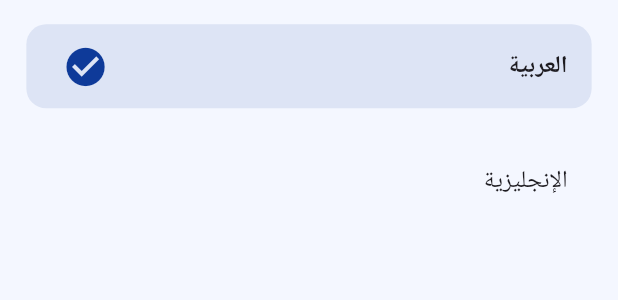
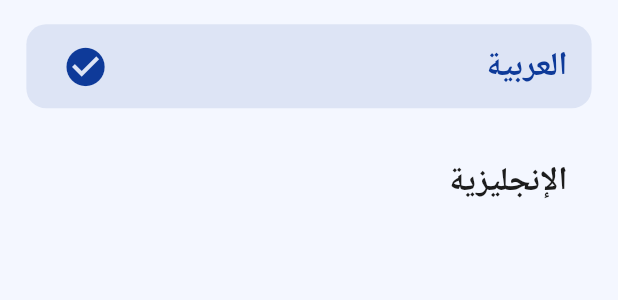
Before and after one commit to nouramer725/Evently-Appplication, a Flutter app: the BottonSheetComponent widget shown alone on an empty page, opened directly, after a tap on "Arabic", on a phone screen of 412 x 824 dp. Shown: the top 300 px of the screen. Run offline on Flutter 3.47's test engine with Material 3 defaults, Android fonts, the phone set to English and light mode, and no system bars; our stand-ins replace google_fonts.

Commit message:
bottomSheetComponent theme

```diff
--- a/lib/home/tabs/profile/botton_sheet_component.dart
+++ b/lib/home/tabs/profile/botton_sheet_component.dart
@@ -47,21 +47,25 @@ class BottonSheetComponent extends StatelessWidget {
 
   Widget getSelectedRow(String text, BuildContext context) {
     return ListTile(
-      shape: RoundedRectangleBorder(
-        borderRadius: BorderRadius.circular(w(12)),
-      ),
-      tileColor: Theme.of(context).brightness == Brightness.light
-          ? AppColors.mainColorLight.withOpacity(0.1)
+      shape: RoundedRectangleBorder(borderRadius: BorderRadius.circular(w(12))),
+      tileColor:
+          Theme.of(context).appBarTheme.backgroundColor ==
+              AppColors.backgroundColorLight
+          ? AppColors.mainColorLight.withValues(alpha: 0.1)
           : AppColors.mainColorDark.withOpacity(0.2),
       title: Text(
         text,
-        style: Theme.of(context).textTheme.titleMedium!.copyWith(
-          fontWeight: FontWeight.bold,
-        ),
+        style:
+            Theme.of(context).appBarTheme.backgroundColor ==
+                AppColors.backgroundColorLight
+            ? AppText.text18Medium
+            : AppText.text20BoldDark,
       ),
       trailing: Icon(
         Icons.check_circle,
-        color: Theme.of(context).brightness == Brightness.light
+        color:
+            Theme.of(context).appBarTheme.backgroundColor ==
+                AppColors.backgroundColorLight
             ? AppColors.mainColorLight
             : AppColors.mainColorDark,
         size: w(28),
@@ -71,11 +75,15 @@ class BottonSheetComponent extends StatelessWidget {
 
   Widget getUnSelectedRow(String text, BuildContext context) {
     return ListTile(
-      shape: RoundedRectangleBorder(
-        borderRadius: BorderRadius.circular(w(12)),
+      shape: RoundedRectangleBorder(borderRadius: BorderRadius.circular(w(12))),
+      title: Text(
+        text,
+        style:
+            Theme.of(context).appBarTheme.backgroundColor ==
+                AppColors.backgroundColorLight
+            ? AppText.text20SemiBold
+            : AppText.text20SemiBoldDark,
       ),
-      title: Text(text, style: Theme.of(context).textTheme.titleMedium),
     );
-
+  }
 }
-}
--- a/lib/startScreen/start_screen.dart
+++ b/lib/startScreen/start_screen.dart
@@ -63,13 +63,15 @@ class StartScreen extends StatelessWidget {
               Row(
                 mainAxisAlignment: MainAxisAlignment.spaceBetween,
                 children: [
-                  Text(
+                  Expanded(
+                    child: Text(
                       AppLocalizations.of(context)!.language,
                       style:
                           Theme.of(context).appBarTheme.backgroundColor ==
                               AppColors.backgroundColorLight
                           ? AppText.text18Medium
                           : AppText.text18MediumDark,
+                    ),
                   ),
                   Row(
                     spacing: w(8),
@@ -158,6 +160,7 @@ class StartScreen extends StatelessWidget {
                     vertical: h(9),
                     horizontal: w(16),
                   ),
+                  margin: EdgeInsets.symmetric(vertical: h(9)),
                   decoration: BoxDecoration(
                     borderRadius: BorderRadius.circular(16),
                     color:
--- a/lib/utils/app_text.dart
+++ b/lib/utils/app_text.dart
@@ -15,6 +15,14 @@ class AppText {
     fontSize: sp(20),
     fontWeight: FontWeight.w700,
   );
+
+  static TextStyle get text20BoldDark => GoogleFonts.poppins(
+    color: AppColors.mainColorDark,
+    fontSize: sp(20),
+    fontWeight: FontWeight.bold,
+    height: 1.5,
+  );
+
 
   static TextStyle get text18Medium => GoogleFonts.poppins(
     color: AppColors.mainColorLight,
```
Lines whose indentation alone changed are shown as unchanged.
